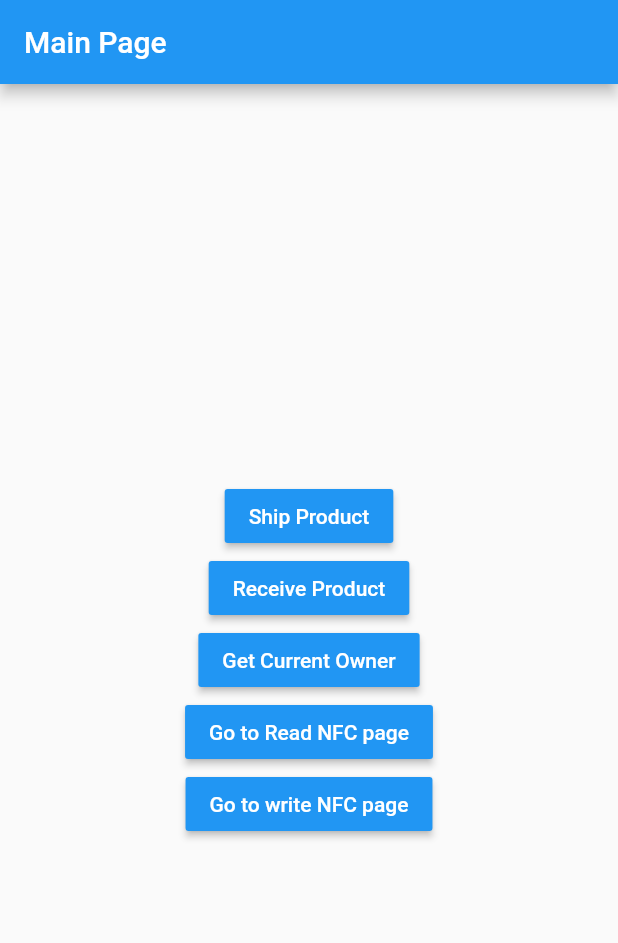
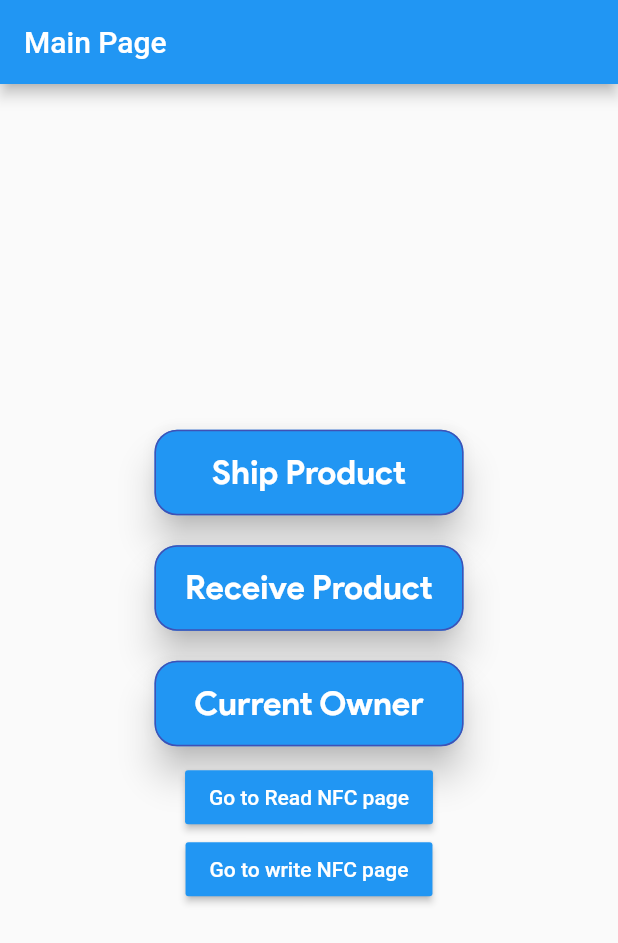
Before and after one commit to Wokstym/ProductChecker, a Flutter app: the screen it shows after launch, on a phone screen of 412 x 824 dp. Shown: the top 943 px of the screen. Run offline on Flutter 3.47's test engine with Material 2 defaults, Android fonts, the phone set to English and light mode, and no system bars; missing offline and left inert: nfc_in_flutter, web3dart.

Commit message:
Add separate widget for buttons on mainPage (#7)
* add raisedButton for mainPage as separate widget

* add center text alignment

```diff
--- a/lib/src/utils/component_utils.dart
+++ b/lib/src/utils/component_utils.dart
@@ -3,6 +3,8 @@ import 'package:flutter/cupertino.dart';
 class ComponentUtils {
   static double screenHeightPercent(BuildContext context, int percent) =>
       (MediaQuery.of(context).size.height / 100 * percent);
+  static double screenWidthPercent(BuildContext context, int percent) =>
+      (MediaQuery.of(context).size.width / 100 * percent);
 
   static List<BoxShadow> boxShadow({Color color}) {
     return [
--- a/lib/src/views/ui/main_page.dart
+++ b/lib/src/views/ui/main_page.dart
@@ -6,6 +6,7 @@ import 'package:product_check/src/views/ui/contact_methods/receive_product_page.
 import 'package:product_check/src/views/ui/contact_methods/ship_product_page.dart';
 import 'package:product_check/src/views/ui/nfc_reader.dart';
 import 'package:product_check/src/views/ui/nfc_writer.dart';
+import 'package:product_check/src/views/ui/widgets/main_page_button.dart';
 
 import 'contact_methods/get_current_owner_page.dart';
 
@@ -29,30 +30,15 @@ class MainPage extends StatelessWidget {
         child: Column(
           mainAxisAlignment: MainAxisAlignment.center,
           children: <Widget>[
-            RaisedButton(
-              textColor: Colors.white,
-              color: Colors.blue,
-              child: Text('Ship Product'),
-              onPressed: () {
-                navigateToShipProduct(context, productManagementService);
-              },
-            ),
-            RaisedButton(
-              textColor: Colors.white,
-              color: Colors.blue,
-              child: Text('Receive Product'),
-              onPressed: () {
-                navigateToReceiveProduct(context, productManagementService);
-              },
-            ),
-            RaisedButton(
-              textColor: Colors.white,
-              color: Colors.blue,
-              child: Text('Get Current Owner'),
-              onPressed: () {
-                navigateToCurrentOwnerPage(context, productManagementService);
-              },
-            ),
+            MainPageRaisedButton(
+                buttonText: 'Ship Product',
+                pageToShow: ShipProductPage(productManagementService)),
+            MainPageRaisedButton(
+                buttonText: 'Receive Product',
+                pageToShow: ReceiveProductPage(productManagementService)),
+            MainPageRaisedButton(
+                buttonText: 'Current Owner',
+                pageToShow: CurrentOwnerPage(productManagementService)),
             RaisedButton(
               textColor: Colors.white,
               color: Colors.blue,
@@ -76,31 +62,6 @@ class MainPage extends StatelessWidget {
   }
 }
 
-void navigateToReceiveProduct(context, productManagementService) async {
-  Navigator.push(
-      context,
-      MaterialPageRoute(
-          builder: (context) => ReceiveProductPage(
-                productManagementService,
-              )));
-}
-
-Future navigateToCurrentOwnerPage(context, productManagementService) async {
-  Navigator.push(
-      context,
-      MaterialPageRoute(
-          builder: (context) => CurrentOwnerPage(
-                productManagementService,
-              )));
-}
-
-Future navigateToShipProduct(context, productManagementService) async {
-  Navigator.push(
-      context,
-      MaterialPageRoute(
-          builder: (context) => ShipProductPage(productManagementService)));
-}
-
 Future navigateToReadNFCPage(context) async {
   Record result = await Navigator.push(context,
       MaterialPageRoute(builder: (context) => NFCReader(title: "NFC page")));
@@ -112,7 +73,7 @@ Future navigateToReadNFCPage(context) async {
   }
 }
 
-Future navigateToWriteNFCPage(BuildContext context) async {
+Future navigateToWriteNFCPage(context) async {
   Navigator.push(
       context,
       MaterialPageRoute(
--- /dev/null
+++ b/lib/src/views/ui/widgets/main_page_button.dart
@@ -0,0 +1,38 @@
+import 'package:flutter/cupertino.dart';
+import 'package:flutter/material.dart';
+import 'package:product_check/src/utils/component_utils.dart';
+
+class MainPageRaisedButton extends StatelessWidget {
+  final String buttonText;
+  final Widget pageToShow;
+
+  const MainPageRaisedButton({this.buttonText, this.pageToShow})
+      : assert(pageToShow != null && buttonText != null);
+
+  @override
+  Widget build(BuildContext context) {
+    return Container(
+      width: ComponentUtils.screenWidthPercent(context, 50),
+      margin: EdgeInsets.all(10.0),
+      child: RaisedButton(
+        color: Colors.blue,
+        child: new Text(buttonText,
+            textAlign: TextAlign.center,
+            style: new TextStyle(
+                fontSize: 22.0,
+                color: Colors.white,
+                fontFamily: 'ProductSans',
+                fontWeight: FontWeight.bold)),
+        elevation: 10.0,
+        padding: EdgeInsets.all(15.0),
+        shape: RoundedRectangleBorder(
+            borderRadius: new BorderRadius.circular(15.0),
+            side: BorderSide(color: Colors.indigo)),
+        onPressed: () {
+          Navigator.push(
+              context, MaterialPageRoute(builder: (context) => pageToShow));
+        },
+      ),
+    );
+  }
+}
```
Also changed, not shown: lib/src/views/ui/record_editor.dart (deleted, +0 -20 lines).
